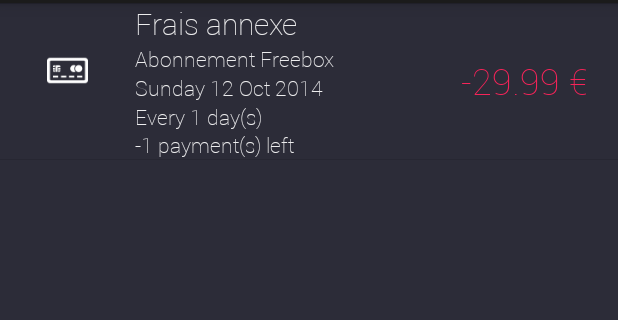
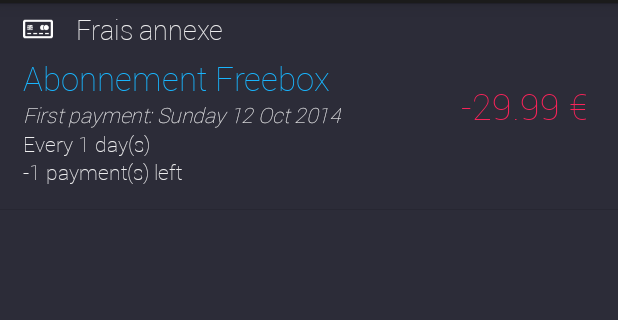
Before and after one commit to RayLeroyWalser/WonderBudget, an Android app: the fragment RecurringTransactionListFragment shown on its own in the app's theme, on a phone screen of 412 x 824 dp, the part 69-389 px from its top. Run offline under Robolectric (Android 15) with nearby library versions, the phone set to English and light mode, and no system bars; pictures from the network do not load.

Commit message:
New look for Recurring Transaction List

```diff
--- a/mobile/src/main/java/com/android/rubeus/wonderbudget/CustomAdapter/RecurringTransactionLineAdapter.java
+++ b/mobile/src/main/java/com/android/rubeus/wonderbudget/CustomAdapter/RecurringTransactionLineAdapter.java
@@ -63,7 +63,6 @@ public class RecurringTransactionLineAdapter extends BaseAdapter {
         if(view == null){
             CacheView cache = new CacheView();
             view = inflater.inflate(R.layout.recurring_transaction_list_row, null);
-            cache.cleared = (ImageView) view.findViewById(R.id.cleared);
             cache.categoryIcon = (ImageView) view.findViewById(R.id.categoryIcon);
             cache.category = (TextView) view.findViewById(R.id.category);
             cache.comment = (TextView) view.findViewById(R.id.comment);
@@ -75,7 +74,6 @@ public class RecurringTransactionLineAdapter extends BaseAdapter {
         }
 
         CacheView cache = (CacheView) view.getTag();
-        pathDebut = "android.resource://" + context.getPackageName() + "/";
 
         cache.categoryIcon.setImageURI(Uri.parse(db.getCategory(t.getCategory()).getThumbUrl()));
         cache.category.setText(db.getCategory(t.getCategory()).getName());
@@ -88,7 +86,7 @@ public class RecurringTransactionLineAdapter extends BaseAdapter {
             cache.amount.setTextColor(context.getResources().getColor(R.color.negative_amount));
         }
         cache.amount.setText(amount + " €");
-        cache.date.setText(DateUtility.getDate(t.getDate(), "EEEE dd MMM yyyy"));
+        cache.date.setText("First payment: " + DateUtility.getDate(t.getDate(), "EEEE dd MMM yyyy"));
 
         String details = "Every " + t.getDistanceBetweenPayment();
         switch (t.getTypeOfRecurrent()){
@@ -104,7 +102,6 @@ public class RecurringTransactionLineAdapter extends BaseAdapter {
     }
 
     private static class CacheView{
-        public ImageView cleared;
         public ImageView categoryIcon;
         public TextView category;
         public TextView comment;
--- a/mobile/src/main/res/layout/recurring_transaction_list_row.xml
+++ b/mobile/src/main/res/layout/recurring_transaction_list_row.xml
@@ -4,24 +4,27 @@
     android:layout_height="match_parent">
 
     <RelativeLayout
-        android:id="@+id/icon"
-        android:layout_width="90dp"
-        android:layout_height="90dp"
+        android:id="@+id/categoryBlock"
+        android:layout_width="wrap_content"
+        android:layout_height="wrap_content"
         android:layout_alignParentLeft="true">
 
         <ImageView
-            android:id="@+id/cleared"
-            android:layout_width="match_parent"
-            android:layout_height="match_parent"
-            android:layout_centerInParent="true"
-            android:layout_margin="20dp"/>
+            android:id="@+id/categoryIcon"
+            android:layout_width="20dp"
+            android:layout_height="20dp"
+            android:layout_marginLeft="15dp"
+            android:layout_marginRight="15dp"
+            android:layout_marginTop="15dp"
+            android:layout_centerVertical="true"/>
 
-        <ImageView
-            android:id="@+id/categoryIcon"
-            android:layout_width="match_parent"
-            android:layout_height="match_parent"
-            android:layout_centerInParent="true"
-            android:layout_margin="31dp"/>
+        <TextView
+            android:id="@+id/category"
+            android:layout_width="wrap_content"
+            android:layout_height="wrap_content"
+            android:layout_centerVertical="true"
+            android:layout_toRightOf="@id/categoryIcon"
+            android:textSize="18sp"/>
 
     </RelativeLayout>
 
@@ -29,30 +32,25 @@
         android:id="@+id/transactionDescription"
         android:layout_width="wrap_content"
         android:layout_height="wrap_content"
-        android:layout_centerVertical="true"
-        android:layout_toRightOf="@id/icon"
-        android:layout_toLeftOf="@+id/amount">
-
-        <TextView
-            android:id="@+id/category"
-            android:layout_width="wrap_content"
-            android:layout_height="wrap_content"
-            android:layout_alignParentTop="true"
-            android:textSize="20sp"/>
+        android:layout_below="@id/categoryBlock"
+        android:layout_marginLeft="15dp"
+        android:layout_marginBottom="15dp">
 
         <TextView
             android:id="@+id/comment"
             android:layout_width="wrap_content"
             android:layout_height="wrap_content"
-            android:layout_below="@id/category"
             android:lines="1"
-            android:ellipsize="end"/>
+            android:ellipsize="end"
+            android:textSize="22sp"
+            android:textColor="@color/blue"/>
 
         <TextView
             android:id="@+id/date"
             android:layout_width="wrap_content"
             android:layout_height="wrap_content"
-            android:layout_below="@id/comment"/>
+            android:layout_below="@id/comment"
+            android:textStyle="italic"/>
 
         <TextView
             android:id="@+id/recurrenceDetail"
@@ -63,7 +61,7 @@
     </RelativeLayout>
 
     <TextView
-        android:id="@id/amount"
+        android:id="@+id/amount"
         android:layout_width="wrap_content"
         android:layout_height="wrap_content"
         android:layout_alignParentRight="true"
--- a/mobile/src/main/res/layout/transaction_list_row.xml
+++ b/mobile/src/main/res/layout/transaction_list_row.xml
@@ -57,7 +57,7 @@
         android:layout_alignParentRight="true"
         android:layout_centerVertical="true"
         android:textSize="24sp"
-        android:layout_marginRight="20dp"
-        android:layout_marginLeft="20dp"/>
+        android:layout_marginRight="15dp"
+        android:layout_marginLeft="15dp"/>
 
 </RelativeLayout>
```
